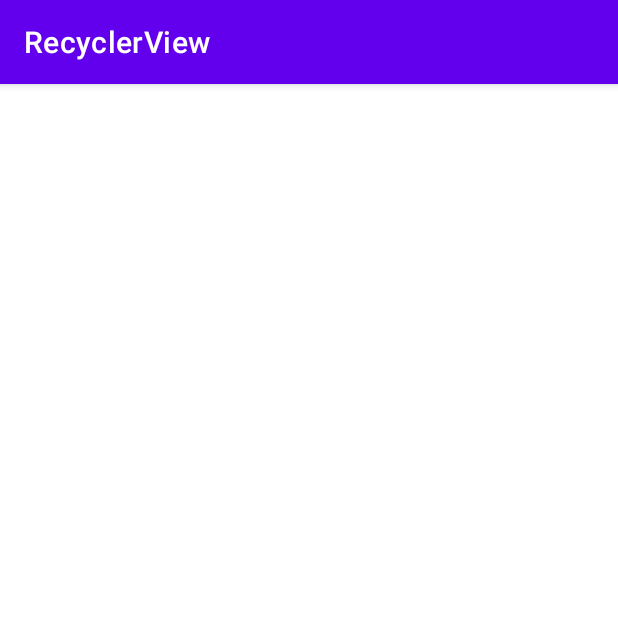
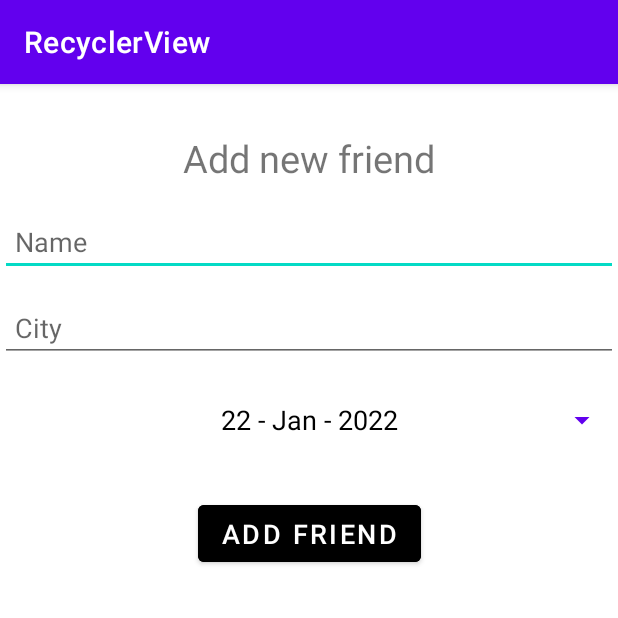
Before and after one commit to tayyabmaqsood/recycler-view, an Android app: the screen it shows after launch (MainActivity), on a phone screen of 412 x 824 dp, the top half of it. Run offline under Robolectric (Android 15) with nearby library versions, the phone set to English and light mode, and no system bars.

Commit message:
Complete UI is created

```diff
--- a/app/src/main/java/com/example/recyclerview/MainActivity.java
+++ b/app/src/main/java/com/example/recyclerview/MainActivity.java
@@ -2,13 +2,94 @@ package com.example.recyclerview;
 
 import androidx.appcompat.app.AppCompatActivity;
 
+import android.app.AlertDialog;
+import android.app.DatePickerDialog;
 import android.os.Bundle;
+import android.view.View;
+import android.widget.Button;
+import android.widget.DatePicker;
+
+import java.util.Calendar;
 
 public class MainActivity extends AppCompatActivity {
 
+    private DatePickerDialog datePickerDialog;
+    private Button dateButton;
     @Override
     protected void onCreate(Bundle savedInstanceState) {
         super.onCreate(savedInstanceState);
         setContentView(R.layout.activity_main);
+        initDatePicker();
+        dateButton = findViewById(R.id.datePickerButton);
+        dateButton.setText(getTodaysDate());
+    }
+
+    //<======================== Date Picker Code ============================>
+    private String getTodaysDate() {
+        Calendar calendar = Calendar.getInstance();
+        int year = calendar.get(Calendar.YEAR);
+        int month = calendar.get(Calendar.MONTH);
+        month = month + 1;
+        int day = calendar.get(Calendar.DAY_OF_MONTH);
+        return makeDateString(day,month,year);
+    }
+
+    private void initDatePicker() {
+        DatePickerDialog.OnDateSetListener dateSetListner = new DatePickerDialog.OnDateSetListener() {
+            @Override
+            public void onDateSet(DatePicker datePicker, int year, int month, int day) {
+            month+=1;
+            String date = makeDateString(day,month,year);
+            dateButton.setText(date);
+            }
+        };
+        Calendar calendar = Calendar.getInstance();
+        int year = calendar.get(Calendar.YEAR);
+        int month = calendar.get(Calendar.MONTH);
+        int day = calendar.get(Calendar.DAY_OF_MONTH);
+
+        int style = AlertDialog.THEME_HOLO_LIGHT;
+        datePickerDialog = new DatePickerDialog(this,style,dateSetListner,year,month,day);
+    }
+
+    private String makeDateString(int day, int month, int year) {
+        return day+" - "+getmonthFormate(month)+" - "+year;
+    }
+
+    private String getmonthFormate(int month) {
+        if(month == 1)
+            return "Jan";
+        if(month == 2)
+            return "Feb";
+        if(month == 3)
+            return "March";
+        if(month == 4)
+            return "April";
+        if(month == 5)
+            return "May";
+        if(month == 6)
+            return "June";
+        if(month == 7)
+            return "July";
+        if(month == 8)
+            return "Aug";
+        if(month == 9)
+            return "Sept";
+        if(month == 10)
+            return "Oct";
+        if(month == 11)
+            return "Nov";
+        if(month == 12)
+            return "Dec";
+        return "Jan";
+    }
+    public void openDatePicker(View view) {
+        datePickerDialog.show();
+    }
+
+    //<============================ Code Other Than Date Picker ===================>
+
+    public void addFriendToRecyclerView(View view) {
+
     }
 }
--- a/app/src/main/res/layout/activity_main.xml
+++ b/app/src/main/res/layout/activity_main.xml
@@ -6,15 +6,88 @@
     android:layout_height="match_parent"
     tools:context=".MainActivity">
 
+
+    <TextView
+        android:id="@+id/textView"
+        android:layout_width="0dp"
+        android:layout_height="wrap_content"
+        android:layout_marginTop="32dp"
+        android:gravity="center"
+        android:text="Add new friend"
+        android:textSize="25dp"
+        app:layout_constraintEnd_toEndOf="parent"
+        app:layout_constraintHorizontal_bias="0.0"
+        app:layout_constraintStart_toStartOf="parent"
+        app:layout_constraintTop_toTopOf="parent" />
+
+    <EditText
+        android:id="@+id/personsName"
+        android:layout_width="0dp"
+        android:layout_height="45dp"
+        android:layout_marginTop="16dp"
+        android:ems="10"
+        android:hint="Name"
+        android:inputType="textPersonName"
+        android:paddingLeft="10dp"
+        app:layout_constraintEnd_toEndOf="parent"
+        app:layout_constraintHorizontal_bias="0.0"
+        app:layout_constraintStart_toStartOf="parent"
+        app:layout_constraintTop_toBottomOf="@+id/textView" />
+
+    <EditText
+        android:id="@+id/personsCity"
+        android:layout_width="0dp"
+        android:layout_height="45dp"
+        android:layout_marginTop="12dp"
+        android:ems="10"
+        android:hint="City"
+        android:inputType="textPersonName"
+        android:paddingLeft="10dp"
+        app:layout_constraintEnd_toEndOf="parent"
+        app:layout_constraintHorizontal_bias="0.0"
+        app:layout_constraintStart_toStartOf="parent"
+        app:layout_constraintTop_toBottomOf="@+id/personsName" />
+
+    <Button
+        android:id="@+id/datePickerButton"
+        style="?android:spinnerStyle"
+        android:layout_width="0dp"
+        android:layout_height="45dp"
+        android:layout_marginTop="16dp"
+        android:gravity="center"
+        android:onClick="openDatePicker"
+        android:text="Date Of Birth"
+        android:textColor="@color/black"
+        android:textSize="18dp"
+        app:layout_constraintEnd_toEndOf="parent"
+        app:layout_constraintHorizontal_bias="0.0"
+        app:layout_constraintStart_toStartOf="parent"
+        app:layout_constraintTop_toBottomOf="@+id/personsCity" />
+
+    <Button
+        android:id="@+id/addFriend"
+        android:layout_width="wrap_content"
+        android:layout_height="50dp"
+        android:layout_marginTop="28dp"
+        android:backgroundTint="@color/black"
+        android:gravity="center"
+        android:onClick="addFriendToRecyclerView"
+        android:text="Add Friend"
+        android:textSize="18dp"
+        app:layout_constraintEnd_toEndOf="parent"
+        app:layout_constraintStart_toStartOf="parent"
+        app:layout_constraintTop_toBottomOf="@+id/datePickerButton" />
+
     <androidx.recyclerview.widget.RecyclerView
-        android:id="@+id/recyclerView"
-        android:layout_width="0dp"
-        android:layout_height="370dp"
-        android:layout_marginStart="2dp"
-        android:layout_marginEnd="2dp"
-        android:layout_marginBottom="79dp"
+        android:id="@+id/frindsRecyclerview"
+        android:layout_width="409dp"
+        android:layout_height="387dp"
+        android:layout_marginTop="15dp"
         app:layout_constraintBottom_toBottomOf="parent"
         app:layout_constraintEnd_toEndOf="parent"
-        app:layout_constraintStart_toStartOf="parent" />
+        app:layout_constraintHorizontal_bias="0.5"
+        app:layout_constraintStart_toStartOf="parent"
+        app:layout_constraintTop_toBottomOf="@+id/addFriend" />
+
 
 </androidx.constraintlayout.widget.ConstraintLayout>
```
Also changed, not shown: app/src/main/java/com/example/recyclerview/RecyclerViewAdapter.java (deleted, +0 -21 lines), app/src/main/res/layout/layoutlistitem.xml (deleted, +0 -32 lines), 1 other file.
